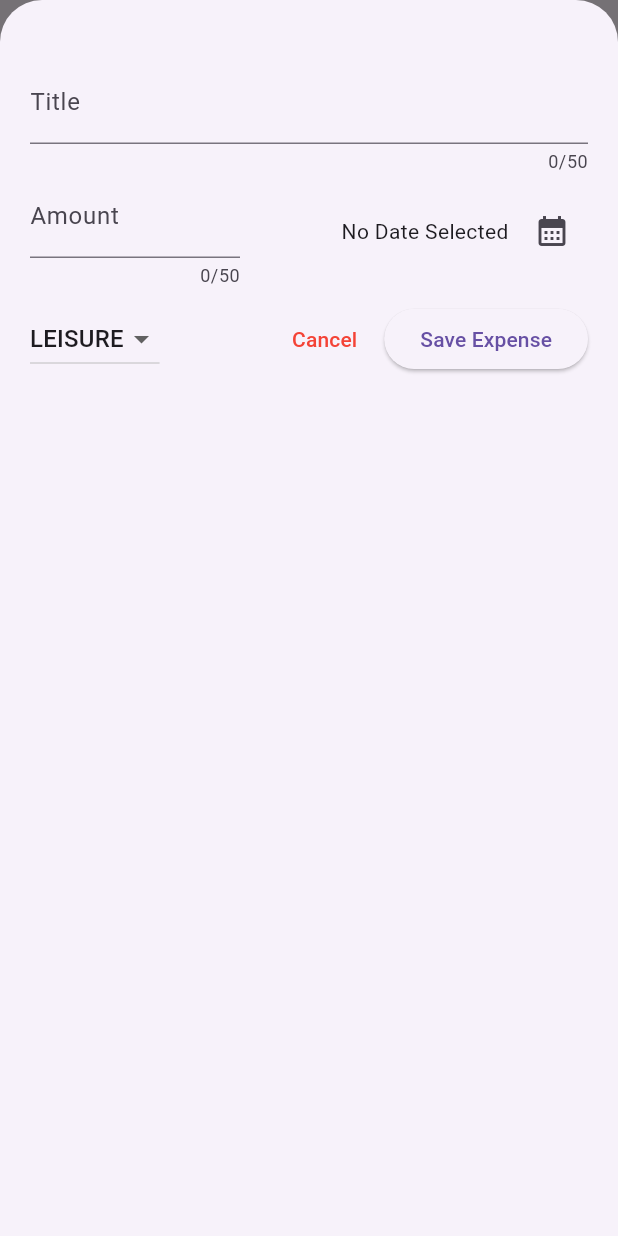
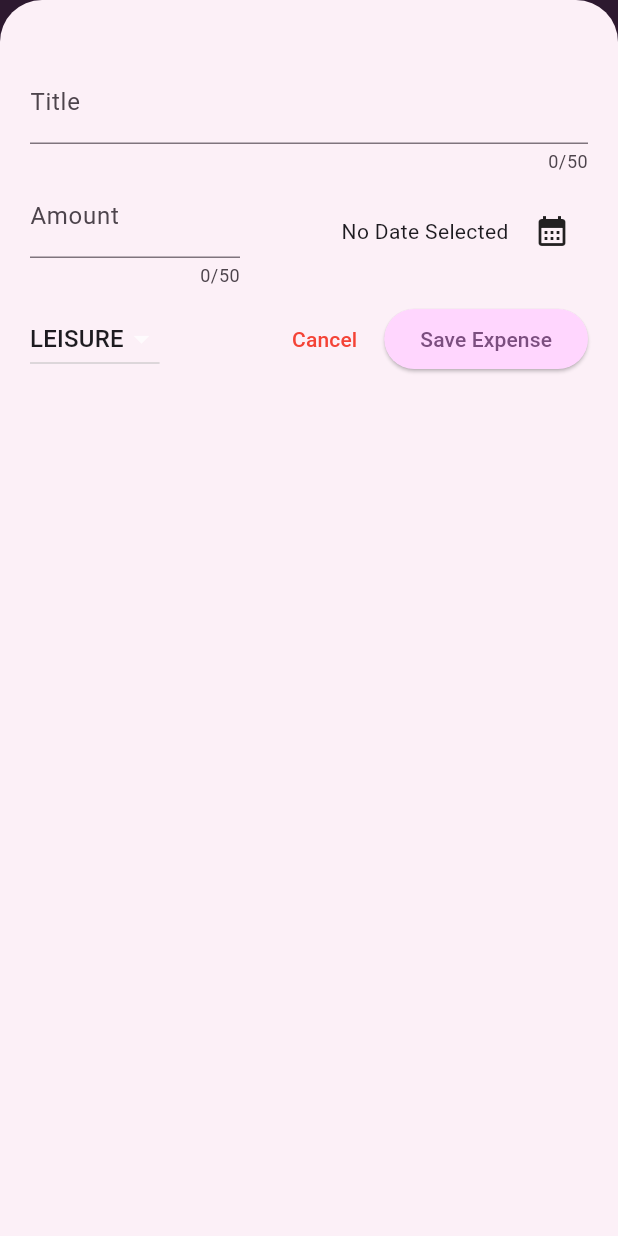
Before and after one commit to saurabhbhoir11/flutter_expense_App, a Flutter app: the screen it shows after launch, after a tap on the "add" icon, on a phone screen of 412 x 824 dp. Run offline on Flutter 3.47's test engine with Material 3 defaults, Android fonts, the phone set to English and light mode, and no system bars.

Commit message:
Added theming to the application

```diff
--- a/lib/expenses_app/components/expense_item.dart
+++ b/lib/expenses_app/components/expense_item.dart
@@ -9,10 +9,10 @@ class ExpenseItem extends StatelessWidget {
   @override
   Widget build(BuildContext context) {
     return Card(
-      margin: const EdgeInsets.symmetric(vertical: 10, horizontal: 10),
-      color: const Color(0xfffffbed),
-      elevation: 10,
-      shadowColor: Colors.black,
+      // margin: const EdgeInsets.symmetric(vertical: 10, horizontal: 10),
+      // color: const Color(0xfffffbed),
+      // elevation: 10,
+      // shadowColor: Colors.black,
       child: Padding(
         padding: const EdgeInsets.symmetric(vertical: 17, horizontal: 20),
         child: Column(
@@ -20,7 +20,7 @@ class ExpenseItem extends StatelessWidget {
             Text(
               expense.title,
               textAlign: TextAlign.center,
-              style: const TextStyle(fontSize: 18),
+              style: Theme.of(context).textTheme.titleSmall,
             ),
             const SizedBox(height: 10),
             Row(
--- a/lib/expenses_app/components/expenses_list.dart
+++ b/lib/expenses_app/components/expenses_list.dart
@@ -3,16 +3,34 @@ import 'package:expence_app/expenses_app/models/expense.dart';
 import 'package:flutter/material.dart';
 
 class ExpensesList extends StatelessWidget {
-  const ExpensesList({super.key, required this.expenses});
+  const ExpensesList({
+    super.key,
+    required this.expenses,
+    required this.onRemovedExpense,
+  });
 
   final List<Expense> expenses;
+
+  final void Function(Expense expense) onRemovedExpense;
 
   @override
   Widget build(BuildContext context) {
     return ListView.builder(
       itemCount: expenses.length,
       itemBuilder: (ctx, index) {
-        return ExpenseItem(expense: expenses[index]);
+        return Dismissible(
+          key: ValueKey(expenses[index]),
+          onDismissed: (direction) {
+            onRemovedExpense(expenses[index]);
+          },
+          background: Container(
+            color: Theme.of(context).colorScheme.error,
+            margin: EdgeInsets.symmetric(
+              horizontal: Theme.of(context).cardTheme.margin!.horizontal,
+            ),
+          ),
+          child: ExpenseItem(expense: expenses[index]),
+        );
       },
     );
   }
--- a/lib/expenses_app/components/new_expense.dart
+++ b/lib/expenses_app/components/new_expense.dart
@@ -47,8 +47,8 @@ class _NewExpenseState extends State<NewExpense> {
         context: context,
         builder:
             (ctx) => AlertDialog(
-              title: Text('Invalid Input!'),
-              content: Text(
+              title: const Text('Invalid Input!'),
+              content: const Text(
                 'Please Make Sure A Valid Title, Amount, Date And Category Was Entered.',
               ),
               actions: [
@@ -56,7 +56,7 @@ class _NewExpenseState extends State<NewExpense> {
                   onPressed: () {
                     Navigator.pop(ctx);
                   },
-                  child: Text('Okay!'),
+                  child: const Text('Okay!'),
                 ),
               ],
             ),
@@ -119,7 +119,7 @@ class _NewExpenseState extends State<NewExpense> {
                           ? 'No Date Selected'
                           : formatter.format(_selectedDate!),
                     ),
-                    SizedBox(width: 5),
+                    const SizedBox(width: 5),
                     IconButton(
                       onPressed: _prestetDatePicker,
                       icon: const Icon(Icons.calendar_month),
--- a/lib/expenses_app/screens/expenses_screen.dart
+++ b/lib/expenses_app/screens/expenses_screen.dart
@@ -15,7 +15,7 @@ class ExpensesScreen extends StatefulWidget {
 class _ExpensesScreenState extends State<ExpensesScreen> {
   final List<Expense> _registeredExpenses = [
     Expense(
-      title: 'expense1',
+      title: 'expense10',
       amount: 100,
       date: DateTime.now(),
       category: Category.travel,
@@ -39,10 +39,65 @@ class _ExpensesScreenState extends State<ExpensesScreen> {
     setState(() {
       _registeredExpenses.add(expense);
     });
+    ScaffoldMessenger.of(context).clearSnackBars();
+    ScaffoldMessenger.of(
+      context,
+    ).showSnackBar(const SnackBar(content: Text('Expense Added!')));
+  }
+
+  void _removeExpense(Expense expense) {
+    final expenseIndex = _registeredExpenses.indexOf(expense);
+    setState(() {
+      _registeredExpenses.remove(expense);
+    });
+    ScaffoldMessenger.of(context).clearSnackBars();
+    ScaffoldMessenger.of(context).showSnackBar(
+      SnackBar(
+        content: const Text('Expense Deleted!'),
+        duration: const Duration(seconds: 3),
+        action: SnackBarAction(
+          label: 'Undo',
+          onPressed: () {
+            setState(() {
+              _registeredExpenses.insert(expenseIndex, expense);
+            });
+          },
+        ),
+      ),
+    );
   }
 
   @override
   Widget build(BuildContext context) {
+    Widget mainContent = Center(
+      child: Padding(
+        padding: const EdgeInsets.symmetric(vertical: 20, horizontal: 30),
+        child: Column(
+          mainAxisAlignment: MainAxisAlignment.center,
+          crossAxisAlignment: CrossAxisAlignment.stretch,
+          children: [
+            const Text(
+              'No Expense Found Start Adding Some!',
+              textAlign: TextAlign.center,
+              style: TextStyle(fontSize: 20),
+            ),
+            const SizedBox(height: 5),
+            ElevatedButton(
+              onPressed: _showAddExpenseScreen,
+              child: const Text('Add Expense'),
+            ),
+          ],
+        ),
+      ),
+    );
+
+    if (_registeredExpenses.isNotEmpty) {
+      mainContent = ExpensesList(
+        expenses: _registeredExpenses,
+        onRemovedExpense: _removeExpense,
+      );
+    }
+
     return Scaffold(
       appBar: AppBar(
         title: const Text('Expenses Application'),
@@ -56,9 +111,7 @@ class _ExpensesScreenState extends State<ExpensesScreen> {
       body: Column(
         crossAxisAlignment: CrossAxisAlignment.stretch,
         mainAxisAlignment: MainAxisAlignment.center,
-        children: [
-          Expanded(child: ExpensesList(expenses: _registeredExpenses)),
-        ],
+        children: [Expanded(child: mainContent)],
       ),
     );
   }
--- a/lib/main.dart
+++ b/lib/main.dart
@@ -1,11 +1,44 @@
 import "package:expence_app/expenses_app/screens/expenses_screen.dart";
 import "package:flutter/material.dart";
 
+ColorScheme kColorScheme = ColorScheme.fromSeed(seedColor: Colors.purple);
+
 void main() {
   runApp(
-    const MaterialApp(
+    MaterialApp(
       debugShowCheckedModeBanner: false,
-      home: ExpensesScreen(),
+      theme: ThemeData().copyWith(
+        brightness: Brightness.dark,
+        colorScheme: kColorScheme,
+        appBarTheme: AppBarTheme().copyWith(
+          backgroundColor: kColorScheme.onPrimaryContainer,
+          foregroundColor: kColorScheme.primaryContainer,
+        ),
+        cardTheme: CardTheme().copyWith(
+          color: kColorScheme.secondaryContainer,
+          margin: EdgeInsets.symmetric(vertical: 10, horizontal: 20),
+          elevation: 10,
+          shadowColor: kColorScheme.shadow,
+        ),
+        elevatedButtonTheme: ElevatedButtonThemeData(
+          style: ElevatedButton.styleFrom(
+            backgroundColor: kColorScheme.primaryContainer,
+          ),
+        ),
+        textTheme: ThemeData().textTheme.copyWith(
+          titleLarge: TextStyle(
+            fontWeight: FontWeight.w600,
+            color: kColorScheme.onSecondaryContainer,
+            fontSize: 18,
+          ),
+          titleSmall: TextStyle(
+            fontWeight: FontWeight.w700,
+            color: kColorScheme.onPrimaryContainer,
+            fontSize: 15,
+          ),
+        ),
+      ),
+      home: const ExpensesScreen(),
     ),
   );
 }
```
